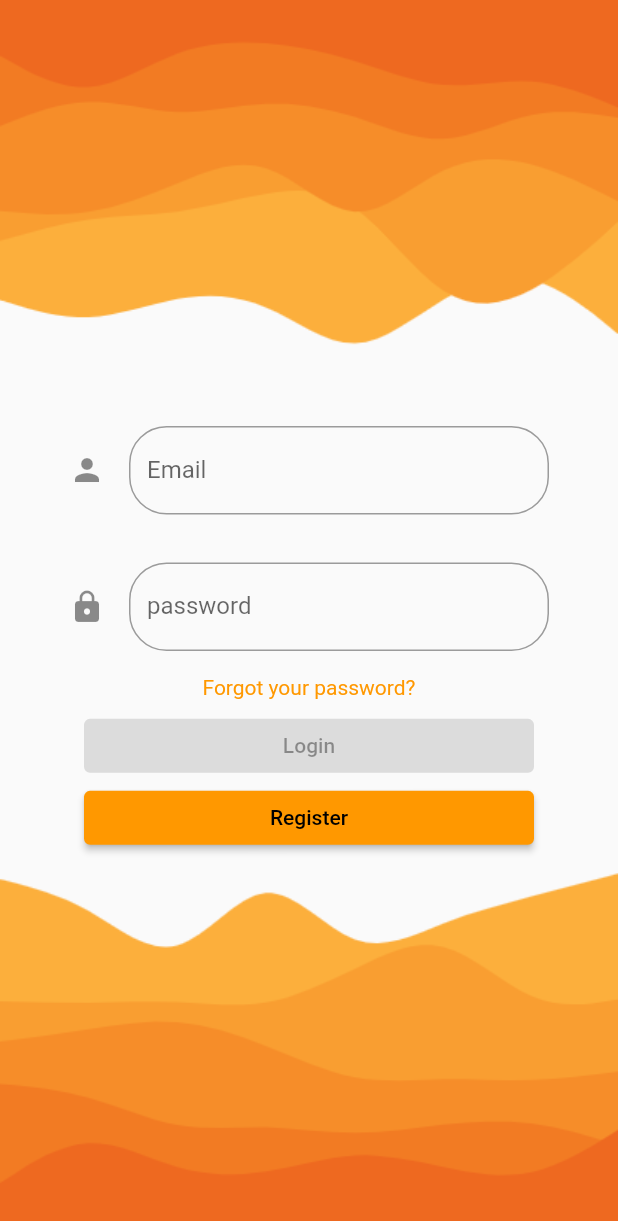
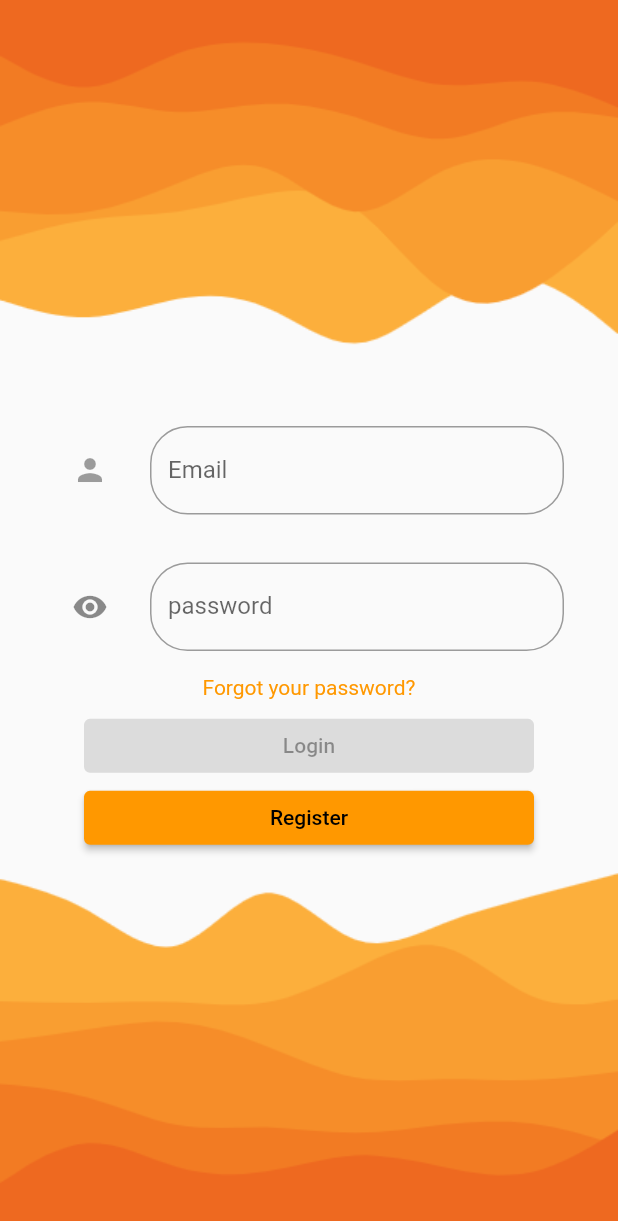
Before and after one commit to Eduardo-Ca/e-comerce, a Flutter app: the screen it shows after launch, on a phone screen of 412 x 824 dp. Shown: the top 1221 px of the screen. Run offline on Flutter 3.47's test engine with Material 2 defaults, Android fonts, the phone set to English and light mode, and no system bars; our stand-ins replace animated_text_kit, basic_utils, carousel_slider, dartz, dio, equatable and 12 more; accounts and stored records are empty; generated files the repository leaves out were written again.

Commit message:
27/06/2023

```diff
--- a/lib/modules/core/utils/compartilhados/skeleton.dart
+++ b/lib/modules/core/utils/compartilhados/skeleton.dart
@@ -2,8 +2,8 @@ import 'package:flutter/material.dart';
 import 'package:shimmer/shimmer.dart';
 
 class Skeleton extends StatefulWidget {
-  double heigth,width;
-   Skeleton({
+  final double heigth,width;
+   const Skeleton({
     super.key,
     required this.heigth,
     required this.width
--- a/lib/modules/data/database.dart
+++ b/lib/modules/data/database.dart
@@ -1,7 +1,7 @@
 
-// ignore: depend_on_referenced_packages
 import 'package:ecomerce/modules/core/utils/constants/data_base_contants.dart';
 import 'package:ecomerce/modules/data/usuariodao.dart';
+// ignore: depend_on_referenced_packages
 import 'package:path/path.dart';
 import 'package:sqflite/sqflite.dart';
 
--- a/lib/modules/home/presenter/components/categoria_card.dart
+++ b/lib/modules/home/presenter/components/categoria_card.dart
@@ -1,10 +1,10 @@
 import 'package:flutter/material.dart';
 
 class CategoriaCard extends StatelessWidget {
-  String categoria;
-  String selecionado;
+  final String categoria;
+  final String selecionado;
 
-  CategoriaCard({super.key,required this.categoria,required this.selecionado});
+  const CategoriaCard({super.key,required this.categoria,required this.selecionado});
 
   @override
   Widget build(BuildContext context) {
--- a/lib/modules/home/presenter/components/produtos_card.dart
+++ b/lib/modules/home/presenter/components/produtos_card.dart
@@ -2,8 +2,8 @@ import 'package:ecomerce/modules/produtos/data/models/produto_model.dart';
 import 'package:flutter/material.dart';
 
 class ProdutosCard extends StatefulWidget {
-  ProductsModel produto;
-  ProdutosCard({super.key, required this.produto});
+  final ProductsModel produto;
+  const ProdutosCard({super.key, required this.produto});
 
   @override
   State<ProdutosCard> createState() => _ProdutosCardState();
--- a/lib/modules/produtos/external/datasources/produto_datasource.dart
+++ b/lib/modules/produtos/external/datasources/produto_datasource.dart
@@ -53,8 +53,7 @@ class ProdutoDatasource implements IProdutoDatasource {
     }
   }
 
-   @override
-  Future<dynamic> salvarProdutoCarrinho({required int id,required int quantidade}) async {
+   Future<dynamic> salvarProdutoCarrinho({required int id,required int quantidade}) async {
 
     var idJson = jsonEncode(id);
     var quantidadeJson = jsonEncode(quantidade);
--- a/lib/modules/usuario/presenter/login_tela/login_tela.dart
+++ b/lib/modules/usuario/presenter/login_tela/login_tela.dart
@@ -8,7 +8,6 @@ import 'package:flutter/material.dart';
 import 'package:flutter_mobx/flutter_mobx.dart';
 import 'package:provider/provider.dart';
 
-
 class Login extends StatefulWidget {
   const Login({super.key});
 
@@ -17,8 +16,7 @@ class Login extends StatefulWidget {
 }
 
 class _LoginState extends State<Login> {
-
-  final loginStore = formularioStore();
+  final loginStore = FormularioStore();
   late AuthService auth;
 
   @override
@@ -47,12 +45,12 @@ class _LoginState extends State<Login> {
               Padding(
                 padding: const EdgeInsets.all(16.0),
                 child: SizedBox(
-                  width: 320,
+                  width: 340,
                   child: TextFormField(
                     onChanged: loginStore.setEmail,
                     enabled: true,
                     decoration: InputDecoration(
-                      icon: const Icon(Icons.person),
+                      icon: const IconButton(onPressed:null ,icon: Icon(Icons.person)),
                       hintText: MensagensConstantes.DIGITE_SEU_EMAIL,
                       labelText: MensagensConstantes.EMAIL,
                       border: OutlineInputBorder(
@@ -66,13 +64,19 @@ class _LoginState extends State<Login> {
               Padding(
                 padding: const EdgeInsets.all(16.0),
                 child: SizedBox(
-                  width: 320,
-                  child: TextFormField(
-                    obscureText: true,
+                  width: 340,
+                  child: Observer(builder: (_) {
+                    return TextFormField(
+                      obscureText: loginStore.senhaVisivel ? false : true,
                       onChanged: loginStore.setPassword,
                       enabled: true,
                       decoration: InputDecoration(
-                      icon: const Icon(Icons.lock),
+                        icon: IconButton(
+                            onPressed: () => loginStore
+                                .setSenhaVisivel(!loginStore.senhaVisivel),
+                            icon: Icon(loginStore.senhaVisivel
+                                ? Icons.visibility_off
+                                : Icons.remove_red_eye)),
                         hintText: MensagensConstantes.DIGITE_SUA_SENHA,
                         labelText: MensagensConstantes.SENHA,
                         border: OutlineInputBorder(
@@ -80,14 +84,17 @@ class _LoginState extends State<Login> {
                           borderSide: const BorderSide(),
                         ),
                       ),
-                  ),
+                    );
+                  }),
                 ),
               ),
               const Padding(
-                padding: EdgeInsets.only(bottom:7.2),
-                child: Text(MensagensConstantes.ESQUECEU_SUA_SENHA,style: TextStyle(color: Colors.orange),),
+                padding: EdgeInsets.only(bottom: 7.2),
+                child: Text(
+                  MensagensConstantes.ESQUECEU_SUA_SENHA,
+                  style: TextStyle(color: Colors.orange),
                 ),
-
+              ),
               Observer(builder: (_) {
                 return SizedBox(
                   width: 300,
@@ -96,9 +103,10 @@ class _LoginState extends State<Login> {
                           ? () {
                               login();
                               if (auth.usuario != null) {
-                                   Navigator.of(context).push(MaterialPageRoute(builder: (context) => const BemVindoTela()));
+                                Navigator.of(context).push(MaterialPageRoute(
+                                    builder: (context) =>
+                                        const BemVindoTela()));
                               }
-
                             }
                           : null,
                       child: const Text(MensagensConstantes.LOGIN)),
@@ -108,11 +116,11 @@ class _LoginState extends State<Login> {
                 width: 300,
                 child: ElevatedButton(
                     onPressed: () {
-                         Navigator.of(context).push(MaterialPageRoute(builder: (context) => const RegistroTela()));
-                      } ,
+                      Navigator.of(context).push(MaterialPageRoute(
+                          builder: (context) => const RegistroTela()));
+                    },
                     child: const Text(MensagensConstantes.REGISTRAR)),
               ),
-
               SizedBox(
                 width: larguraTela,
                 child: Image.asset(
@@ -120,7 +128,6 @@ class _LoginState extends State<Login> {
                   fit: BoxFit.fill,
                 ),
               ),
-
             ],
           ),
         ),
@@ -130,11 +137,12 @@ class _LoginState extends State<Login> {
 
   login() async {
     try {
-      await context.read<AuthService>().login(loginStore.email,loginStore.password);
+      await context
+          .read<AuthService>()
+          .login(loginStore.email, loginStore.password);
     } on AuthException catch (e) {
-      ScaffoldMessenger.of(context).showSnackBar(SnackBar(content:Text(e.message)));
+      ScaffoldMessenger.of(context)
+          .showSnackBar(SnackBar(content: Text(e.message)));
     }
   }
-
-
 }
--- a/lib/modules/usuario/presenter/registro_conta_tela/registro_conta_tela.dart
+++ b/lib/modules/usuario/presenter/registro_conta_tela/registro_conta_tela.dart
@@ -25,7 +25,7 @@ class _RegistroTelaState extends State<RegistroTela> {
 
 
   final _formkey = GlobalKey<FormState>();
-  final loginStore = formularioStore();
+  final loginStore = FormularioStore();
   bool chip1Selecionado = true;
   bool chip2Selecionado = false;
 
--- a/lib/modules/usuario/presenter/usuario_tela.dart/components/opcoes.dart
+++ b/lib/modules/usuario/presenter/usuario_tela.dart/components/opcoes.dart
@@ -3,9 +3,9 @@
 import 'package:flutter/material.dart';
 
 class opcoes extends StatefulWidget {
-  String texto;
-  void Function()? funcao;
-   opcoes({super.key, required this.texto,required this.funcao});
+  final String texto;
+  final void Function()? funcao;
+  const opcoes({super.key, required this.texto,required this.funcao});
 
   @override
   State<opcoes> createState() => _opcoesState();
--- a/lib/modules/vendas/presenter/components/card_carrinho.dart
+++ b/lib/modules/vendas/presenter/components/card_carrinho.dart
@@ -2,8 +2,8 @@ import 'package:ecomerce/modules/produtos/data/models/produto_model.dart';
 import 'package:flutter/material.dart';
 
 class CardCarrinho extends StatefulWidget {
-  ProductsModel produto;
-  CardCarrinho({super.key,required this.produto});
+  final ProductsModel produto;
+  const CardCarrinho({super.key,required this.produto});
 
   @override
   State<CardCarrinho> createState() => _CardCarrinhoState();
--- a/lib/stores/formulario.store.dart
+++ b/lib/stores/formulario.store.dart
@@ -6,15 +6,22 @@ part 'formulario.store.g.dart';
 //flutter pub run build_runner build
 //flutter pub run build_runner build --delete-conflicting-outputs
 // ignore: library_private_types_in_public_api
-class formularioStore = _formularioStoreBase with _$formularioStore;
+class FormularioStore = _FormularioStoreBase with _$formularioStore;
 
-abstract class _formularioStoreBase with Store {
+abstract class _FormularioStoreBase with Store {
 
   @observable
   UsuarioModel usuario = UsuarioModel();
 
   @observable
   String email = "";
+
+  @observable
+  bool senhaVisivel = false;
+
+
+  @action
+  void setSenhaVisivel(bool value) => senhaVisivel = value;
 
   @action
   void setEmail(String value) => email = value;
--- a/lib/stores/venda_store.dart
+++ b/lib/stores/venda_store.dart
@@ -21,14 +21,14 @@ abstract class _VendaStore with Store {
   ObservableList<ProductsModel> produtos = ObservableList<ProductsModel>.of([]);
 
   @action
-  void salvarProdutosCarrinho({required ProductsModel produto})async{
+  void salvarProdutosCarrinho({required ProductsModel produto}){
     produtos.add(produto);
     carrinho.products = produtos;
 
   }
 
   @action
-  void removerProdutosCarrinho({required ProductsModel produto})async{
+  void removerProdutosCarrinho({required ProductsModel produto}){
     produtos.remove(produto);
     carrinho.products = produtos;
     calcularTotal();
```
Also changed, not shown: lib/modules/usuario/presenter/usuario_tela.dart/usuario_tela.dart (+12 -6 lines), lib/stores/formulario.store.g.dart, lib/stores/produto_store.g.dart, lib/stores/venda_store.g.dart. Lines whose indentation alone changed are shown as unchanged.
